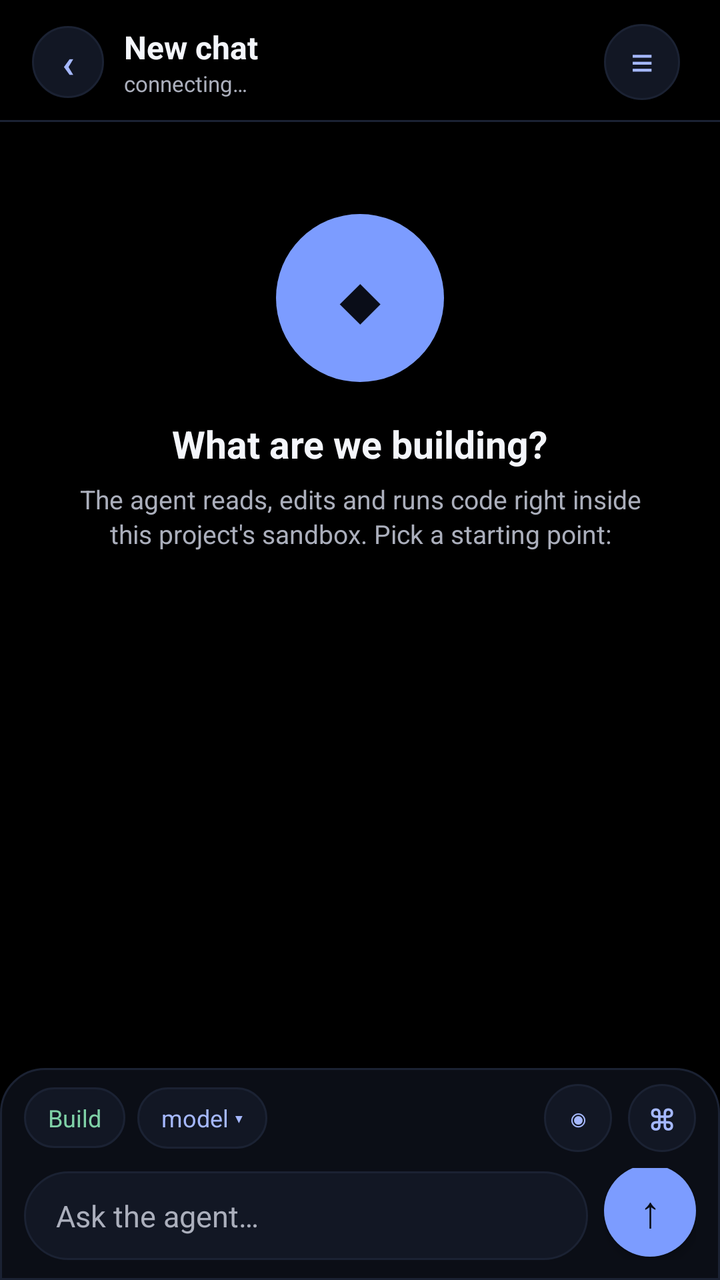
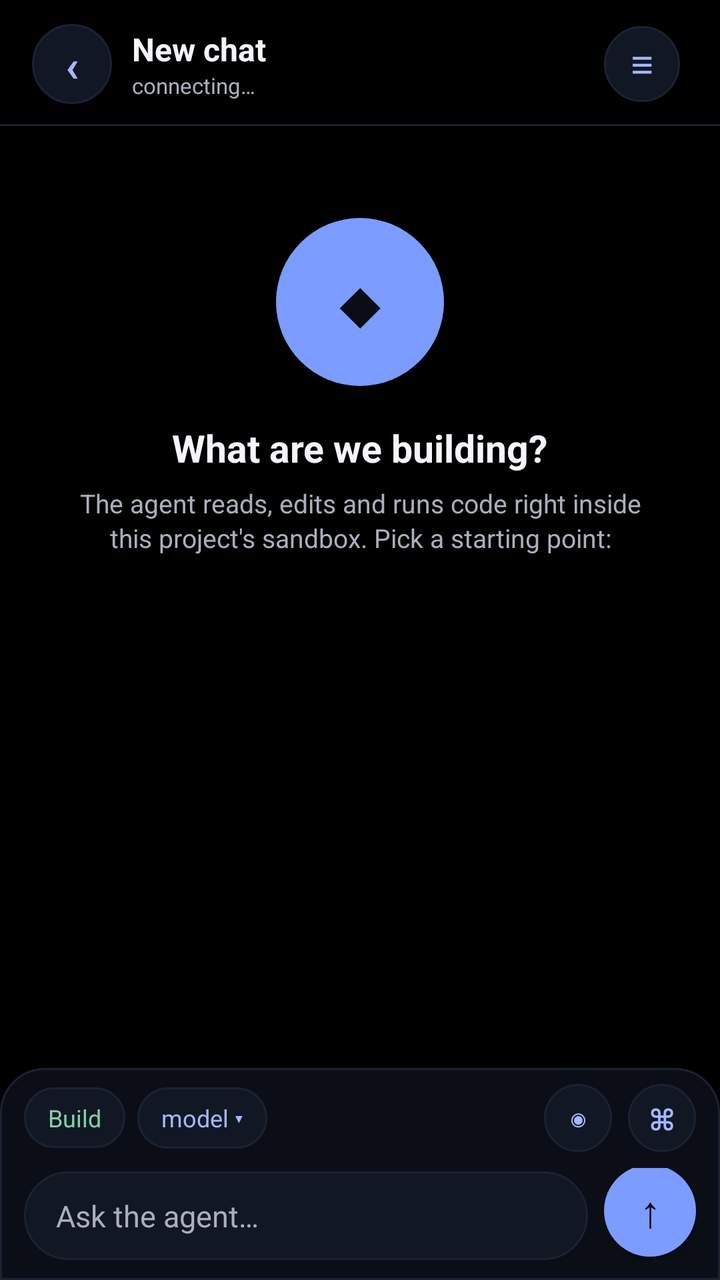

Two renders of the same Android screen: before a commit and after it. Below are the layout's source before the change and the commit's diff.
<!-- AndroidManifest.xml: application theme AppTheme -->
<!-- res/layout/activity_chat.xml -->
<?xml version="1.0" encoding="utf-8"?>
<LinearLayout xmlns:android="http://schemas.android.com/apk/res/android"
    android:layout_width="match_parent"
    android:layout_height="match_parent"
    android:orientation="vertical"
    android:background="@color/bg">

    
    <LinearLayout
        android:layout_width="match_parent"
        android:layout_height="wrap_content"
        android:orientation="horizontal"
        android:gravity="center_vertical"
        android:paddingStart="16dp"
        android:paddingEnd="12dp"
        android:paddingTop="12dp"
        android:paddingBottom="10dp">

        <TextView
            android:id="@+id/btnBack"
            android:layout_width="36dp"
            android:layout_height="36dp"
            android:layout_marginEnd="10dp"
            android:background="@drawable/bg_chip"
            android:gravity="center"
            android:text="‹"
            android:textColor="@color/accent_light"
            android:textSize="20sp"
            android:textStyle="bold"/>

        <LinearLayout
            android:layout_width="0dp"
            android:layout_height="wrap_content"
            android:layout_weight="1"
            android:orientation="vertical">

            <TextView
                android:id="@+id/tvTitle"
                android:layout_width="match_parent"
                android:layout_height="wrap_content"
                android:text="New chat"
                android:textColor="@color/text_primary"
                android:textSize="16sp"
                android:textStyle="bold"
                android:maxLines="1"
                android:ellipsize="end"/>

            <TextView
                android:id="@+id/tvSub"
                android:layout_width="match_parent"
                android:layout_height="wrap_content"
                android:text="connecting…"
                android:textColor="@color/text_secondary"
                android:textSize="11sp"
                android:maxLines="1"
                android:ellipsize="end"/>
        </LinearLayout>

        
        <TextView
            android:id="@+id/tvSpend"
            android:layout_width="wrap_content"
            android:layout_height="wrap_content"
            android:layout_marginEnd="8dp"
            android:background="@drawable/bg_chip"
            android:paddingStart="9dp"
            android:paddingEnd="9dp"
            android:paddingTop="5dp"
            android:paddingBottom="5dp"
            android:fontFamily="monospace"
            android:text="⇅ 0 · $0"
            android:textColor="@color/text_secondary"
            android:textSize="10sp"
            android:maxLines="1"
            android:visibility="gone"/>

        <TextView
            android:id="@+id/btnSessions"
            android:layout_width="38dp"
            android:layout_height="38dp"
            android:layout_marginEnd="8dp"
            android:background="@drawable/bg_chip"
            android:gravity="center"
            android:text="≡"
            android:textColor="@color/accent_light"
            android:textSize="20sp"/>
    </LinearLayout>

    <View
        android:layout_width="match_parent"
        android:layout_height="1dp"
        android:background="@color/stroke"/>

    
    <FrameLayout
        android:layout_width="match_parent"
        android:layout_height="0dp"
        android:layout_weight="1">

    <ScrollView
        android:id="@+id/scroll"
        android:layout_width="match_parent"
        android:layout_height="match_parent"
        android:fillViewport="true"
        android:scrollbars="vertical"
        android:overScrollMode="never">

        <LinearLayout
            android:layout_width="match_parent"
            android:layout_height="wrap_content"
            android:orientation="vertical">

            <LinearLayout
                android:id="@+id/emptyHero"
                android:layout_width="match_parent"
                android:layout_height="wrap_content"
                android:orientation="vertical"
                android:gravity="center_horizontal"
                android:paddingTop="46dp"
                android:paddingStart="28dp"
                android:paddingEnd="28dp">

                <TextView
                    android:layout_width="84dp"
                    android:layout_height="84dp"
                    android:background="@drawable/bg_hero"
                    android:gravity="center"
                    android:text="◆"
                    android:textColor="@color/on_accent"
                    android:textSize="34sp"/>

                <TextView
                    android:layout_width="wrap_content"
                    android:layout_height="wrap_content"
                    android:paddingTop="18dp"
                    android:text="What are we building?"
                    android:textColor="@color/text_primary"
                    android:textSize="19sp"
                    android:textStyle="bold"/>

                <TextView
                    android:layout_width="wrap_content"
                    android:layout_height="wrap_content"
                    android:gravity="center"
                    android:paddingTop="6dp"
                    android:text="The agent reads, edits and runs code right inside\nthis project's sandbox. Pick a starting point:"
                    android:textColor="@color/text_secondary"
                    android:textSize="13sp"
                    android:lineSpacingExtra="2dp"/>

                <LinearLayout
                    android:id="@+id/suggestBox"
                    android:layout_width="wrap_content"
                    android:layout_height="wrap_content"
                    android:orientation="vertical"
                    android:gravity="center_horizontal"
                    android:paddingTop="20dp"/>
            </LinearLayout>

            <LinearLayout
                android:id="@+id/list"
                android:layout_width="match_parent"
                android:layout_height="wrap_content"
                android:orientation="vertical"
                android:paddingStart="14dp"
                android:paddingEnd="14dp"
                android:paddingTop="14dp"
                android:paddingBottom="14dp"/>
        </LinearLayout>
    </ScrollView>

    
    <TextView
        android:id="@+id/scrollPill"
        android:layout_width="wrap_content"
        android:layout_height="wrap_content"
        android:layout_gravity="bottom|center_horizontal"
        android:layout_marginBottom="10dp"
        android:background="@drawable/bg_chip"
        android:paddingStart="16dp"
        android:paddingEnd="16dp"
        android:paddingTop="7dp"
        android:paddingBottom="7dp"
        android:text="↓  latest"
        android:textColor="@color/accent_light"
        android:textSize="12sp"
        android:visibility="gone"/>
    </FrameLayout>

    
    <LinearLayout
        android:id="@+id/liveSlot"
        android:layout_width="match_parent"
        android:layout_height="wrap_content"
        android:orientation="vertical"
        android:paddingStart="10dp"
        android:paddingEnd="10dp"
        android:paddingTop="2dp"
        android:visibility="gone"/>

    
    <LinearLayout
        android:id="@+id/permSlot"
        android:layout_width="match_parent"
        android:layout_height="wrap_content"
        android:orientation="vertical"
        android:paddingStart="10dp"
        android:paddingEnd="10dp"
        android:visibility="gone"/>

    <TextView
        android:id="@+id/tvStatus"
        android:layout_width="match_parent"
        android:layout_height="wrap_content"
        android:paddingStart="18dp"
        android:paddingEnd="16dp"
        android:paddingTop="4dp"
        android:paddingBottom="2dp"
        android:textColor="@color/warn"
        android:textSize="11sp"
        android:maxLines="1"
        android:ellipsize="end"
        android:visibility="gone"/>

    
    <LinearLayout
        android:id="@+id/typingSlot"
        android:layout_width="match_parent"
        android:layout_height="wrap_content"
        android:orientation="horizontal"
        android:gravity="center_vertical"
        android:paddingStart="18dp"
        android:paddingEnd="16dp"
        android:paddingTop="2dp"
        android:paddingBottom="2dp"
        android:visibility="gone"/>

    
    <LinearLayout
        android:id="@+id/composerBar"
        android:layout_width="match_parent"
        android:layout_height="wrap_content"
        android:orientation="vertical"
        android:background="@drawable/bg_composer"
        android:paddingStart="12dp"
        android:paddingEnd="12dp"
        android:paddingTop="8dp"
        android:paddingBottom="10dp">

        
        <HorizontalScrollView
            android:id="@+id/attachScroll"
            android:layout_width="match_parent"
            android:layout_height="wrap_content"
            android:scrollbars="none"
            android:visibility="gone">

            <LinearLayout
                android:id="@+id/attachSlot"
                android:layout_width="wrap_content"
                android:layout_height="wrap_content"
                android:orientation="horizontal"
                android:paddingTop="2dp"
                android:paddingBottom="4dp"/>
        </HorizontalScrollView>

        <LinearLayout
            android:layout_width="match_parent"
            android:layout_height="wrap_content"
            android:orientation="horizontal"
            android:gravity="center_vertical">

            <TextView
                android:id="@+id/chipMode"
                android:layout_width="wrap_content"
                android:layout_height="wrap_content"
                android:background="@drawable/bg_chip"
                android:paddingStart="12dp"
                android:paddingEnd="12dp"
                android:paddingTop="7dp"
                android:paddingBottom="7dp"
                android:text="Build"
                android:textColor="@color/ok"
                android:textSize="12sp"/>

            <TextView
                android:id="@+id/chipModel"
                android:layout_width="wrap_content"
                android:layout_height="wrap_content"
                android:layout_marginStart="6dp"
                android:background="@drawable/bg_chip"
                android:paddingStart="12dp"
                android:paddingEnd="12dp"
                android:paddingTop="7dp"
                android:paddingBottom="7dp"
                android:text="model ▾"
                android:textColor="@color/accent_light"
                android:textSize="12sp"
                android:maxLines="1"
                android:ellipsize="middle"
                android:maxWidth="150dp"/>

            <View
                android:layout_width="0dp"
                android:layout_height="1dp"
                android:layout_weight="1"/>

            
            <TextView
                android:id="@+id/btnVision"
                android:layout_width="34dp"
                android:layout_height="34dp"
                android:layout_marginEnd="8dp"
                android:background="@drawable/bg_chip"
                android:gravity="center"
                android:text="◉"
                android:textColor="@color/accent_light"
                android:textSize="16sp"/>

            <TextView
                android:id="@+id/btnPalette"
                android:layout_width="34dp"
                android:layout_height="34dp"
                android:background="@drawable/bg_chip"
                android:gravity="center"
                android:text="⌘"
                android:textColor="@color/accent_light"
                android:textSize="17sp"/>
        </LinearLayout>

        
        <TextView
            android:id="@+id/costHint"
            android:layout_width="match_parent"
            android:layout_height="wrap_content"
            android:gravity="start"
            android:ellipsize="end"
            android:fontFamily="monospace"
            android:paddingStart="4dp"
            android:paddingEnd="4dp"
            android:paddingTop="6dp"
            android:textColor="@color/text_tertiary"
            android:textSize="10sp"
            android:maxLines="1"
            android:visibility="gone"/>

        <LinearLayout
            android:layout_width="match_parent"
            android:layout_height="wrap_content"
            android:orientation="horizontal"
            android:gravity="bottom"
            android:paddingTop="8dp">

            <EditText
                android:id="@+id/input"
                android:layout_width="0dp"
                android:layout_height="wrap_content"
                android:layout_weight="1"
                android:background="@drawable/bg_input"
                android:paddingStart="16dp"
                android:paddingEnd="16dp"
                android:paddingTop="12dp"
                android:paddingBottom="12dp"
                android:hint="Ask the agent…"
                android:textColor="@color/text_primary"
                android:textColorHint="@color/text_secondary"
                android:textSize="15sp"
                android:maxLines="6"
                android:inputType="textCapSentences|textMultiLine"/>

            <TextView
                android:id="@+id/btnSend"
                android:layout_width="46dp"
                android:layout_height="46dp"
                android:layout_marginStart="8dp"
                android:background="@drawable/bg_send"
                android:gravity="center"
                android:elevation="3dp"
                android:text="↑"
                android:textColor="@color/on_accent"
                android:textSize="22sp"/>
        </LinearLayout>
    </LinearLayout>
</LinearLayout>
<!-- resources referenced by this layout -->
<resources>
  <color name="accent_light">#A5B8FF</color>
  <color name="bg">#000000</color>
  <color name="ok">#7FD1A7</color>
  <color name="on_accent">#0A0D18</color>
  <color name="stroke">#1B2233</color>
  <color name="text_primary">#F4F6FB</color>
  <color name="text_secondary">#ABAFBC</color>
  <color name="text_tertiary">#6E7280</color>
  <color name="warn">#E5C07B</color>
  <!-- drawable bg_chip (drawable) -->
  <?xml version="1.0" encoding="utf-8"?>
  <shape xmlns:android="http://schemas.android.com/apk/res/android"
      android:shape="rectangle">
      <solid android:color="@color/surface2"/>
      <corners android:radius="20dp"/>
      <stroke android:width="1dp" android:color="@color/stroke"/>
  </shape>
  <!-- drawable bg_composer (drawable) -->
  <?xml version="1.0" encoding="utf-8"?>
  <shape xmlns:android="http://schemas.android.com/apk/res/android" android:shape="rectangle">
      <solid android:color="@color/surface"/>
      <corners android:topLeftRadius="22dp" android:topRightRadius="22dp"/>
      <stroke android:width="1dp" android:color="@color/stroke"/>
  </shape>
  <!-- drawable bg_hero (drawable) -->
  <?xml version="1.0" encoding="utf-8"?>
  <shape xmlns:android="http://schemas.android.com/apk/res/android"
         android:shape="oval">
      <solid android:color="@color/accent"/>
  </shape>
  <!-- drawable bg_input (drawable) -->
  <?xml version="1.0" encoding="utf-8"?>
  <shape xmlns:android="http://schemas.android.com/apk/res/android" android:shape="rectangle">
      <solid android:color="@color/surface2"/>
      <corners android:radius="24dp"/>
      
      <stroke android:width="1dp" android:color="@color/stroke"/>
  </shape>
  <!-- drawable bg_send (drawable) -->
  <?xml version="1.0" encoding="utf-8"?>
  <shape xmlns:android="http://schemas.android.com/apk/res/android" android:shape="oval">
      <solid android:color="@color/accent"/>
  </shape>
  <color name="surface2">#121724</color>
  <color name="surface">#0B0E16</color>
  <color name="accent">#7C9CFF</color>
  <style name="OcWindowAnim" parent="@android:style/Animation.Activity">
          <item name="android:activityOpenEnterAnimation">@anim/slide_in_right</item>
          <item name="android:activityOpenExitAnimation">@anim/fade_out</item>
          <item name="android:activityCloseEnterAnimation">@anim/fade_in</item>
          <item name="android:activityCloseExitAnimation">@anim/slide_out_right</item>
          <item name="android:taskOpenEnterAnimation">@anim/slide_in_right</item>
          <item name="android:taskOpenExitAnimation">@anim/fade_out</item>
      </style>
  <style name="OcSheet" parent="android:Theme.Material.Dialog.Alert">
          <item name="android:windowBackground">@drawable/bg_sheet</item>
          <item name="android:colorAccent">@color/accent</item>
          <item name="android:colorPrimary">@color/accent</item>
          <item name="android:textColorPrimary">@color/text_primary</item>
          <item name="android:textColorSecondary">@color/text_secondary</item>
          <item name="android:windowEnterAnimation">@anim/sheet_in</item>
          <item name="android:windowExitAnimation">@anim/sheet_out</item>
      </style>
  <!-- drawable bg_sheet (drawable) -->
  <?xml version="1.0" encoding="utf-8"?>
  <shape xmlns:android="http://schemas.android.com/apk/res/android" android:shape="rectangle">
      <solid android:color="@color/surface"/>
      <corners android:topLeftRadius="22dp" android:topRightRadius="22dp"
               android:bottomLeftRadius="6dp" android:bottomRightRadius="6dp"/>
      <stroke android:width="1dp" android:color="@color/stroke"/>
  </shape>
  <!-- unchanged entries left out for length: 1 -->
</resources>

<!-- the commit's change to res/layout/activity_chat.xml (unified diff, before → after) -->
@@ -16,16 +16,18 @@
         android:paddingTop="12dp"
         android:paddingBottom="10dp">
 
+        
         <TextView
             android:id="@+id/btnBack"
-            android:layout_width="36dp"
-            android:layout_height="36dp"
+            android:layout_width="40dp"
+            android:layout_height="40dp"
+            android:minWidth="40dp"
             android:layout_marginEnd="10dp"
             android:background="@drawable/bg_chip"
             android:gravity="center"
             android:text="‹"
             android:textColor="@color/accent_light"
-            android:textSize="20sp"
+            android:textSize="22sp"
             android:textStyle="bold"/>
 
         <LinearLayout
@@ -63,10 +65,12 @@
             android:layout_height="wrap_content"
             android:layout_marginEnd="8dp"
             android:background="@drawable/bg_chip"
+            android:maxWidth="120dp"
+            android:ellipsize="middle"
             android:paddingStart="9dp"
             android:paddingEnd="9dp"
-            android:paddingTop="5dp"
-            android:paddingBottom="5dp"
+            android:paddingTop="7dp"
+            android:paddingBottom="7dp"
             android:fontFamily="monospace"
             android:text="⇅ 0 · $0"
             android:textColor="@color/text_secondary"
@@ -175,7 +179,7 @@
         android:layout_width="wrap_content"
         android:layout_height="wrap_content"
         android:layout_gravity="bottom|center_horizontal"
-        android:layout_marginBottom="10dp"
+        android:layout_marginBottom="14dp"
         android:background="@drawable/bg_chip"
         android:paddingStart="16dp"
         android:paddingEnd="16dp"
